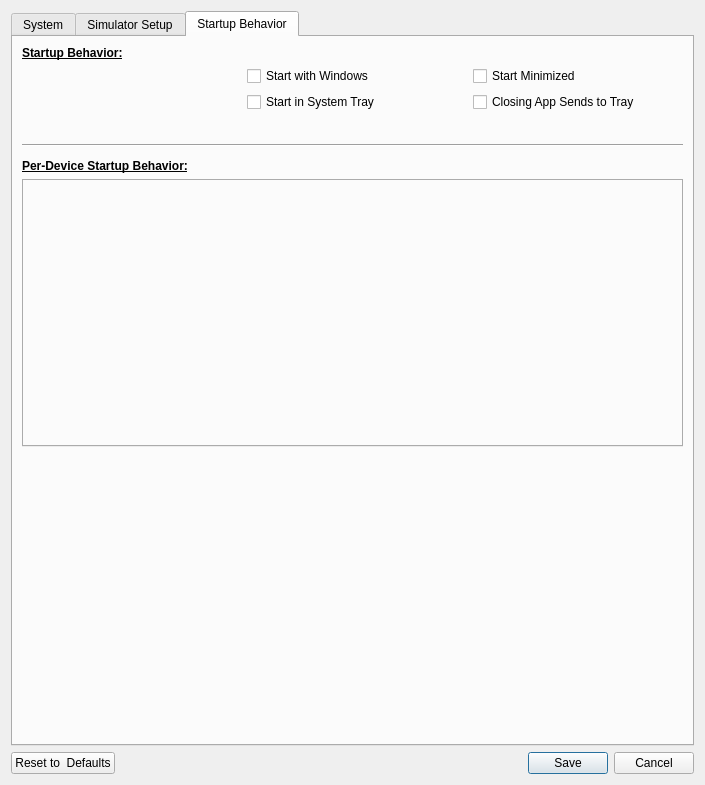
Above: SM/system_settings_new.ui from walmis/VPforce-TelemFFB before the change. Below: the same form after it.
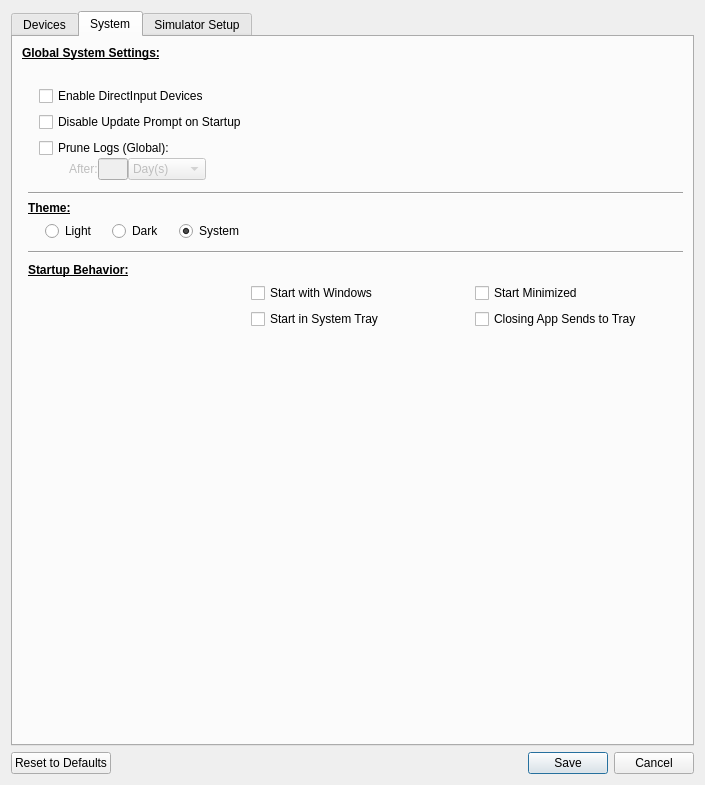
That is the form after the change. The open tabs and pages were chosen to show the change. Custom widgets are drawn as their Qt base class.

Commit message:
refactor(settings): reorganize device and system settings
Moved devices and per-device settings into a dedicated Devices tab

The active system settings tab is remembered upon save and recalled the next time it is loaded.

```diff
--- a/SM/system_settings_new.ui
+++ b/SM/system_settings_new.ui
@@ -25,7 +25,7 @@
      <item>
       <widget class="QPushButton" name="resetButton">
        <property name="text">
-        <string>Reset to  Defaults</string>
+        <string>Reset to Defaults</string>
        </property>
       </widget>
      </item>
@@ -52,6 +52,47 @@
      <property name="currentIndex">
       <number>1</number>
      </property>
+     <widget class="QWidget" name="tab_Devices">
+      <attribute name="title">
+       <string>Devices</string>
+      </attribute>
+      <layout class="QVBoxLayout" name="devicesTabLayout">
+       <item>
+        <widget class="QWidget" name="masterLaunchOptions" native="true">
+         <layout class="QVBoxLayout" name="deviceCardsHostLayout">
+          <property name="leftMargin">
+           <number>0</number>
+          </property>
+          <property name="topMargin">
+           <number>0</number>
+          </property>
+          <property name="rightMargin">
+           <number>0</number>
+          </property>
+          <property name="bottomMargin">
+           <number>0</number>
+          </property>
+         </layout>
+        </widget>
+       </item>
+       <item>
+        <widget class="QLabel" name="labelInstanceDevices">
+         <property name="font">
+          <font>
+           <bold>true</bold>
+           <underline>true</underline>
+          </font>
+         </property>
+         <property name="text">
+          <string>Device Settings:</string>
+         </property>
+        </widget>
+       </item>
+       <item>
+        <widget class="QTabWidget" name="instance_tabs_devices" />
+       </item>
+      </layout>
+     </widget>
      <widget class="QWidget" name="tab_System">
       <attribute name="title">
        <string>System</string>
@@ -113,8 +154,14 @@
           </item>
           <item row="0" column="0" colspan="3">
            <widget class="QLabel" name="labelTheme">
+            <property name="font">
+             <font>
+              <bold>true</bold>
+              <underline>true</underline>
+             </font>
+            </property>
             <property name="text">
-             <string>&lt;html&gt;&lt;head/&gt;&lt;body&gt;&lt;p&gt;&lt;span style=" font-weight:700; text-decoration: underline;"&gt;Theme (Global):&lt;/span&gt;&lt;/p&gt;&lt;/body&gt;&lt;/html&gt;</string>
+             <string>Theme:</string>
             </property>
            </widget>
           </item>
@@ -390,36 +437,78 @@
            </item>
           </layout>
          </item>
-         <item>
-          <widget class="Line" name="systab_vline">
+        </layout>
+       </item>
+       <item row="4" column="1" colspan="2">
+        <layout class="QGridLayout" name="gridLayout_4">
+         <property name="horizontalSpacing">
+          <number>15</number>
+         </property>
+         <item row="0" column="0" colspan="2">
+          <widget class="QLabel" name="label_11">
+           <property name="sizePolicy">
+            <sizepolicy hsizetype="Preferred" vsizetype="Preferred">
+             <horstretch>0</horstretch>
+             <verstretch>0</verstretch>
+            </sizepolicy>
+           </property>
+           <property name="font">
+            <font>
+             <bold>true</bold>
+             <underline>true</underline>
+            </font>
+           </property>
+           <property name="text">
+            <string>Startup Behavior:</string>
+           </property>
+           <property name="alignment">
+            <set>Qt::AlignLeading|Qt::AlignLeft|Qt::AlignTop</set>
+           </property>
+          </widget>
+         </item>
+         <item row="1" column="1">
+          <widget class="LabeledToggle" name="cb_startWithWindows">
+           <property name="text">
+            <string>Start with Windows</string>
+           </property>
+          </widget>
+         </item>
+         <item row="1" column="2">
+          <widget class="LabeledToggle" name="cb_masterStartMin">
+           <property name="text">
+            <string>Start Minimized</string>
+           </property>
+          </widget>
+         </item>
+         <item row="2" column="1">
+          <widget class="LabeledToggle" name="cb_startToTray">
+           <property name="text">
+            <string>Start in System Tray</string>
+           </property>
+          </widget>
+         </item>
+         <item row="2" column="2">
+          <widget class="LabeledToggle" name="cb_closeToTray">
+           <property name="text">
+            <string>Closing App Sends to Tray</string>
+           </property>
+          </widget>
+         </item>
+         <item row="3" column="0">
+          <spacer name="spacer_startup">
            <property name="orientation">
-            <enum>Qt::Vertical</enum>
+            <enum>Qt::Horizontal</enum>
            </property>
-          </widget>
-         </item>
-         <item>
-          <layout class="QVBoxLayout" name="instanceSystemColumn">
-           <item>
-            <widget class="QLabel" name="labelInstanceSystem">
-             <property name="font">
-              <font>
-               <bold>true</bold>
-               <underline>true</underline>
-              </font>
-             </property>
-             <property name="text">
-              <string>Instance System Settings:</string>
-             </property>
-            </widget>
-           </item>
-           <item>
-            <widget class="QTabWidget" name="instance_tabs_system">
-             <property name="currentIndex">
-              <number>0</number>
-             </property>
-            </widget>
-           </item>
-          </layout>
+           <property name="sizeType">
+            <enum>QSizePolicy::Fixed</enum>
+           </property>
+           <property name="sizeHint" stdset="0">
+            <size>
+             <width>2</width>
+             <height>20</height>
+            </size>
+           </property>
+          </spacer>
          </item>
         </layout>
        </item>
@@ -1540,139 +1629,6 @@
        </item>
       </layout>
      </widget>
-     <widget class="QWidget" name="tab_Startup">
-      <attribute name="title">
-       <string>Startup Behavior</string>
-      </attribute>
-      <layout class="QGridLayout" name="gridLayout_17">
-       <item row="2" column="0">
-        <layout class="QGridLayout" name="gridLayout_6">
-         <property name="horizontalSpacing">
-          <number>15</number>
-         </property>
-         <item row="0" column="0" colspan="3">
-          <widget class="QLabel" name="labelInstanceStartup">
-           <property name="font">
-            <font>
-             <bold>true</bold>
-             <underline>true</underline>
-            </font>
-           </property>
-           <property name="text">
-            <string>Per-Device Startup Behavior:</string>
-           </property>
-          </widget>
-         </item>
-         <item row="1" column="0" colspan="3">
-          <widget class="QTabWidget" name="instance_tabs_startup">
-           <property name="currentIndex">
-            <number>0</number>
-           </property>
-          </widget>
-         </item>
-        </layout>
-       </item>
-       <item row="0" column="0">
-        <layout class="QGridLayout" name="gridLayout_4">
-         <property name="horizontalSpacing">
-          <number>15</number>
-         </property>
-         <item row="0" column="0" colspan="2">
-          <widget class="QLabel" name="label_11">
-           <property name="sizePolicy">
-            <sizepolicy hsizetype="Preferred" vsizetype="Preferred">
-             <horstretch>0</horstretch>
-             <verstretch>0</verstretch>
-            </sizepolicy>
-           </property>
-           <property name="text">
-            <string>&lt;html&gt;&lt;head/&gt;&lt;body&gt;&lt;p&gt;&lt;span style=" font-weight:700; text-decoration: underline;"&gt;Startup Behavior:&lt;/span&gt;&lt;/p&gt;&lt;/body&gt;&lt;/html&gt;</string>
-           </property>
-           <property name="alignment">
-            <set>Qt::AlignLeading|Qt::AlignLeft|Qt::AlignTop</set>
-           </property>
-          </widget>
-         </item>
-         <item row="1" column="1">
-          <widget class="LabeledToggle" name="cb_startWithWindows">
-           <property name="text">
-            <string>Start with Windows</string>
-           </property>
-          </widget>
-         </item>
-         <item row="1" column="2">
-          <widget class="LabeledToggle" name="cb_masterStartMin">
-           <property name="text">
-            <string>Start Minimized</string>
-           </property>
-          </widget>
-         </item>
-         <item row="2" column="1">
-          <widget class="LabeledToggle" name="cb_startToTray">
-           <property name="text">
-            <string>Start in System Tray</string>
-           </property>
-          </widget>
-         </item>
-         <item row="2" column="2">
-          <widget class="LabeledToggle" name="cb_closeToTray">
-           <property name="text">
-            <string>Closing App Sends to Tray</string>
-           </property>
-          </widget>
-         </item>
-         <item row="3" column="0">
-          <spacer name="spacer_startup">
-           <property name="orientation">
-            <enum>Qt::Horizontal</enum>
-           </property>
-           <property name="sizeType">
-            <enum>QSizePolicy::Fixed</enum>
-           </property>
-           <property name="sizeHint" stdset="0">
-            <size>
-             <width>2</width>
-             <height>20</height>
-            </size>
-           </property>
-          </spacer>
-         </item>
-        </layout>
-       </item>
-       <item row="1" column="0">
-        <widget class="Line" name="line_6">
-         <property name="sizePolicy">
-          <sizepolicy hsizetype="Minimum" vsizetype="Fixed">
-           <horstretch>0</horstretch>
-           <verstretch>0</verstretch>
-          </sizepolicy>
-         </property>
-         <property name="minimumSize">
-          <size>
-           <width>0</width>
-           <height>15</height>
-          </size>
-         </property>
-         <property name="orientation">
-          <enum>Qt::Horizontal</enum>
-         </property>
-        </widget>
-       </item>
-       <item row="3" column="0">
-        <spacer name="verticalSpacer_6">
-         <property name="orientation">
-          <enum>Qt::Vertical</enum>
-         </property>
-         <property name="sizeHint" stdset="0">
-          <size>
-           <width>20</width>
-           <height>188</height>
-          </size>
-         </property>
-        </spacer>
-       </item>
-      </layout>
-     </widget>
     </widget>
    </item>
   </layout>
```
Left out of the diff: 24 changed lines with no effect on the pictures. The commit also changes 5 other files.
